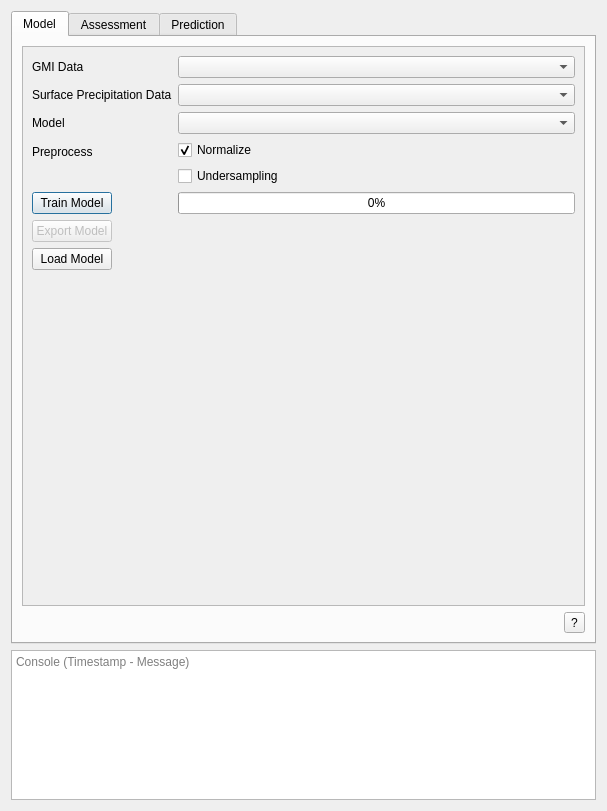
Above: Plugin/GIS_Precip_dialog_base.ui from RP-Group/GISPrecip before the change. Below: the same form after it.
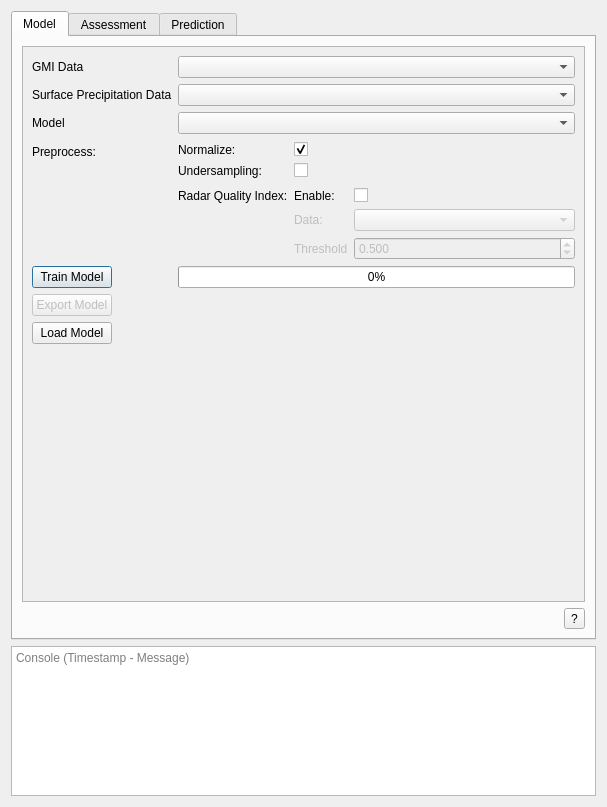
That is the form after the change. The open tabs and pages were chosen to show the change. Icons and pictures are not drawn. Custom widgets are drawn as their Qt base class.

Commit message: RQI adicionado

```diff
--- a/Plugin/GIS_Precip_dialog_base.ui
+++ b/Plugin/GIS_Precip_dialog_base.ui
@@ -23,7 +23,7 @@
   <layout class="QVBoxLayout" name="verticalLayout_16">
    <item>
     <layout class="QGridLayout" name="mainGridLayout">
-     <item row="0" column="1">
+     <item row="0" column="0">
       <widget class="QTabWidget" name="tabWidget">
        <property name="layoutDirection">
         <enum>Qt::LeftToRight</enum>
@@ -89,35 +89,135 @@
                <item row="3" column="0">
                 <widget class="QLabel" name="Label_RadarData_10">
                  <property name="text">
-                  <string>Preprocess</string>
+                  <string>Preprocess:</string>
                  </property>
                 </widget>
                </item>
                <item row="3" column="1">
-                <layout class="QVBoxLayout" name="verticalLayout_3">
-                 <item>
+                <layout class="QFormLayout" name="formLayout_2">
+                 <property name="topMargin">
+                  <number>2</number>
+                 </property>
+                 <item row="0" column="0">
+                  <widget class="QLabel" name="normalizeLabel">
+                   <property name="text">
+                    <string>Normalize:</string>
+                   </property>
+                  </widget>
+                 </item>
+                 <item row="0" column="1">
                   <widget class="QCheckBox" name="checkBox_Normalize">
                    <property name="text">
-                    <string>Normalize</string>
+                    <string/>
                    </property>
                    <property name="checked">
                     <bool>true</bool>
                    </property>
                   </widget>
                  </item>
-                 <item>
+                 <item row="1" column="0">
+                  <widget class="QLabel" name="label">
+                   <property name="text">
+                    <string>Undersampling:</string>
+                   </property>
+                  </widget>
+                 </item>
+                 <item row="1" column="1">
                   <widget class="QCheckBox" name="checkBox_Undersampling">
                    <property name="toolTip">
                     <string>Useful only for classification models</string>
                    </property>
                    <property name="text">
-                    <string>Undersampling</string>
+                    <string/>
                    </property>
                    <property name="checked">
                     <bool>false</bool>
                    </property>
                   </widget>
                  </item>
+                 <item row="2" column="0">
+                  <widget class="QLabel" name="label_3">
+                   <property name="toolTip">
+                    <string/>
+                   </property>
+                   <property name="text">
+                    <string>Radar Quality Index:</string>
+                   </property>
+                  </widget>
+                 </item>
+                 <item row="2" column="1">
+                  <layout class="QFormLayout" name="formLayout_3">
+                   <property name="topMargin">
+                    <number>4</number>
+                   </property>
+                   <item row="0" column="0">
+                    <widget class="QLabel" name="label_2">
+                     <property name="text">
+                      <string>Enable:</string>
+                     </property>
+                    </widget>
+                   </item>
+                   <item row="1" column="0">
+                    <widget class="QLabel" name="label_RQIData">
+                     <property name="enabled">
+                      <bool>false</bool>
+                     </property>
+                     <property name="toolTip">
+                      <string>Radar Quality Index Data</string>
+                     </property>
+                     <property name="text">
+                      <string>Data:</string>
+                     </property>
+                    </widget>
+                   </item>
+                   <item row="1" column="1">
+                    <widget class="QgsCheckableComboBox" name="comboBox_InputRQI">
+                     <property name="enabled">
+                      <bool>false</bool>
+                     </property>
+                     <property name="toolTip">
+                      <string>Radar Quality Index Data</string>
+                     </property>
+                    </widget>
+                   </item>
+                   <item row="2" column="0">
+                    <widget class="QLabel" name="label_RQIThreshold">
+                     <property name="enabled">
+                      <bool>false</bool>
+                     </property>
+                     <property name="text">
+                      <string>Threshold</string>
+                     </property>
+                    </widget>
+                   </item>
+                   <item row="2" column="1">
+                    <widget class="QDoubleSpinBox" name="doubleSpinBox_RQIThreshold">
+                     <property name="enabled">
+                      <bool>false</bool>
+                     </property>
+                     <property name="decimals">
+                      <number>3</number>
+                     </property>
+                     <property name="maximum">
+                      <double>1.000000000000000</double>
+                     </property>
+                     <property name="singleStep">
+                      <double>0.100000000000000</double>
+                     </property>
+                     <property name="value">
+                      <double>0.500000000000000</double>
+                     </property>
+                    </widget>
+                   </item>
+                   <item row="0" column="1">
+                    <widget class="QCheckBox" name="checkBox_RQI">
+                     <property name="text">
+                      <string/>
+                     </property>
+                    </widget>
+                   </item>
+                  </layout>
+                 </item>
                 </layout>
                </item>
                <item row="4" column="0">
@@ -219,7 +319,7 @@
               <x>0</x>
               <y>0</y>
               <width>561</width>
-              <height>153</height>
+              <height>560</height>
              </rect>
             </property>
             <layout class="QVBoxLayout" name="verticalLayout_4">
@@ -316,10 +416,6 @@
                </item>
               </layout>
              </item>
-            </layout>
-           </widget>
-          </widget>
-         </item>
          <item>
           <widget class="QTableWidget" name="tableWidget_ModelMetrics">
            <property name="enabled">
@@ -632,6 +728,10 @@
             </layout>
            </item>
           </layout>
+             </item>
+            </layout>
+           </widget>
+          </widget>
          </item>
          <item>
           <widget class="QToolButton" name="toolButton_AssessmentHelp">
```
Lines whose indentation alone changed are shown as unchanged. The commit also changes 1 other file.
